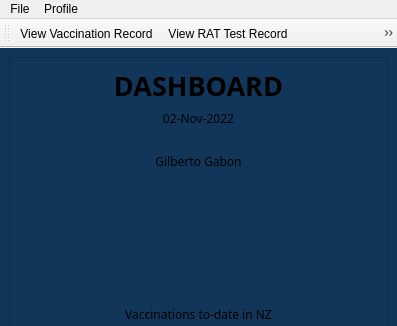
gagabon501/cs106-2, file MyCovidRecord/dashboard.ui: the form before one commit; both pictures show x 0 to 397 and y 0 to 326 of the 397 by 907 pixel window.
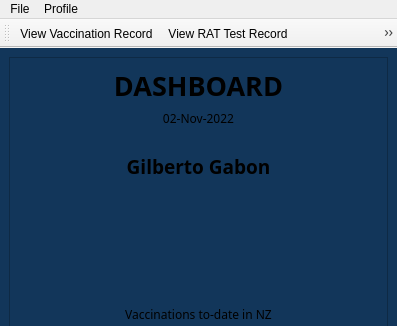
The form after the commit. Icons and pictures are not drawn.

Commit message: Improved Dashboad UI - now has the user name and the date displayed is the current date of login

The edit to the form file:
```diff
--- a/MyCovidRecord/dashboard.ui
+++ b/MyCovidRecord/dashboard.ui
@@ -109,6 +109,8 @@
            <property name="font">
             <font>
              <family>Raleway</family>
+             <pointsize>14</pointsize>
+             <bold>true</bold>
             </font>
            </property>
            <property name="text">
```
Left out of the diff: 2 changed lines with no effect on the pictures. The commit also changes 2 other files.
